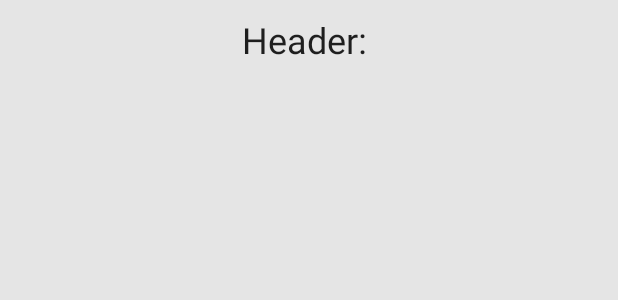
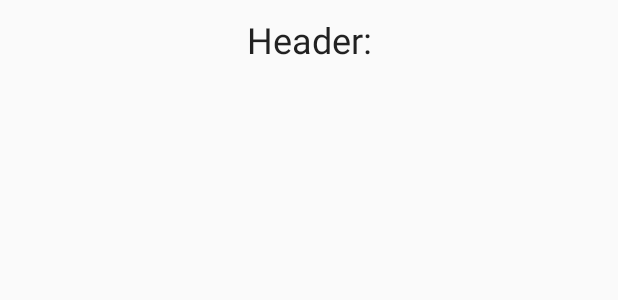
Before and after one commit to olechiw/Hot67-Bluetooth-Scouter, an Android app: the layout layout_header.xml on its own in the app's theme, with its tools: preview values and no code run, on a phone screen of 412 x 824 dp. Shown: the top 300 px of the screen. Run offline under Robolectric (Android 15) with nearby library versions, the phone set to English and light mode, and no system bars.

Commit message:
Failed terribly to center things, and edittexts will need their own line once I figure it out. Everything else works.

```diff
--- a/app/build.gradle
+++ b/app/build.gradle
@@ -25,6 +25,7 @@ dependencies {
         exclude group: 'com.android.support', module: 'support-annotations'
     })
     compile 'com.android.support:appcompat-v7:25.2.0'
+    compile "com.android.support:gridlayout-v7:25.2.0"
     compile 'com.android.support.constraint:constraint-layout:1.0.1'
     compile 'com.android.support:design:25.2.0'
     testCompile 'junit:junit:4.12'
--- a/app/src/main/res/layout/layout_edittext.xml
+++ b/app/src/main/res/layout/layout_edittext.xml
@@ -11,7 +11,7 @@
         android:id="@+id/textLabel"
         android:text="String:"/>
     <EditText
-        android:layout_width="100dp"
+        android:layout_width="wrap_content"
         android:layout_height="wrap_content"
         android:layout_gravity="center_horizontal"
         android:id="@+id/editText"/>
--- a/app/src/main/res/layout/layout_header.xml
+++ b/app/src/main/res/layout/layout_header.xml
@@ -1,16 +1,11 @@
 <?xml version="1.0" encoding="utf-8"?>
-<LinearLayout xmlns:android="http://schemas.android.com/apk/res/android"
+<TextView xmlns:android="http://schemas.android.com/apk/res/android"
     android:orientation="vertical" android:layout_width="match_parent"
     android:layout_height="match_parent"
     android:layout_gravity="center"
-    android:background="#e5e5e5"
-    android:padding="10dp">
-    <TextView
-        android:layout_width="wrap_content"
-        android:layout_height="wrap_content"
-        android:id="@+id/headerText"
-        android:text="Header: "
-        android:textAppearance="@style/TextAppearance.AppCompat.Headline"
-        android:layout_gravity="center"/>
+    android:padding="10dp"
+    android:text="Header:"
+    android:textAlignment="center"
+    android:textAppearance="@style/TextAppearance.AppCompat.Headline">
 
-</LinearLayout>
+</TextView>
--- a/build.gradle
+++ b/build.gradle
@@ -6,6 +6,7 @@ buildscript {
     }
     dependencies {
         classpath 'com.android.tools.build:gradle:2.3.0'
+
 
         // NOTE: Do not place your application dependencies here; they belong
         // in the individual module build.gradle files
```
Also changed, not shown: app/src/main/java/org/hotteam67/bluetoothscouter/ScoutGridLayout.java (+43 -12 lines).
